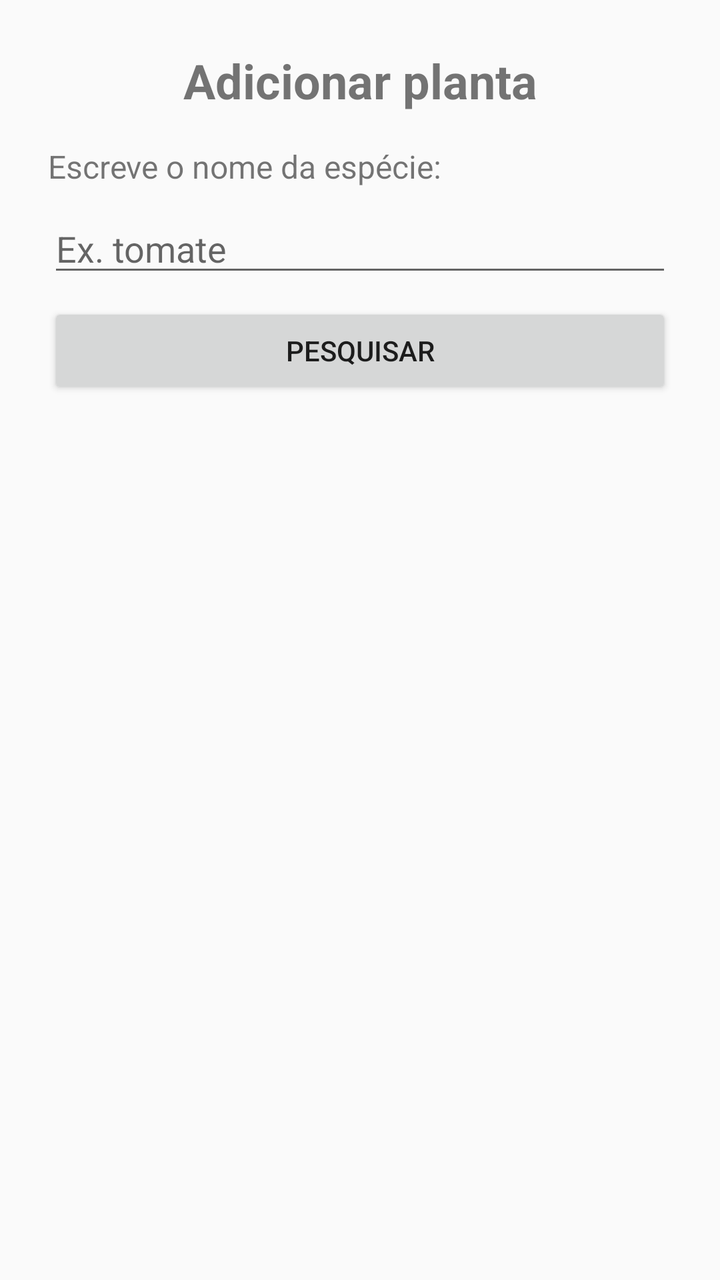
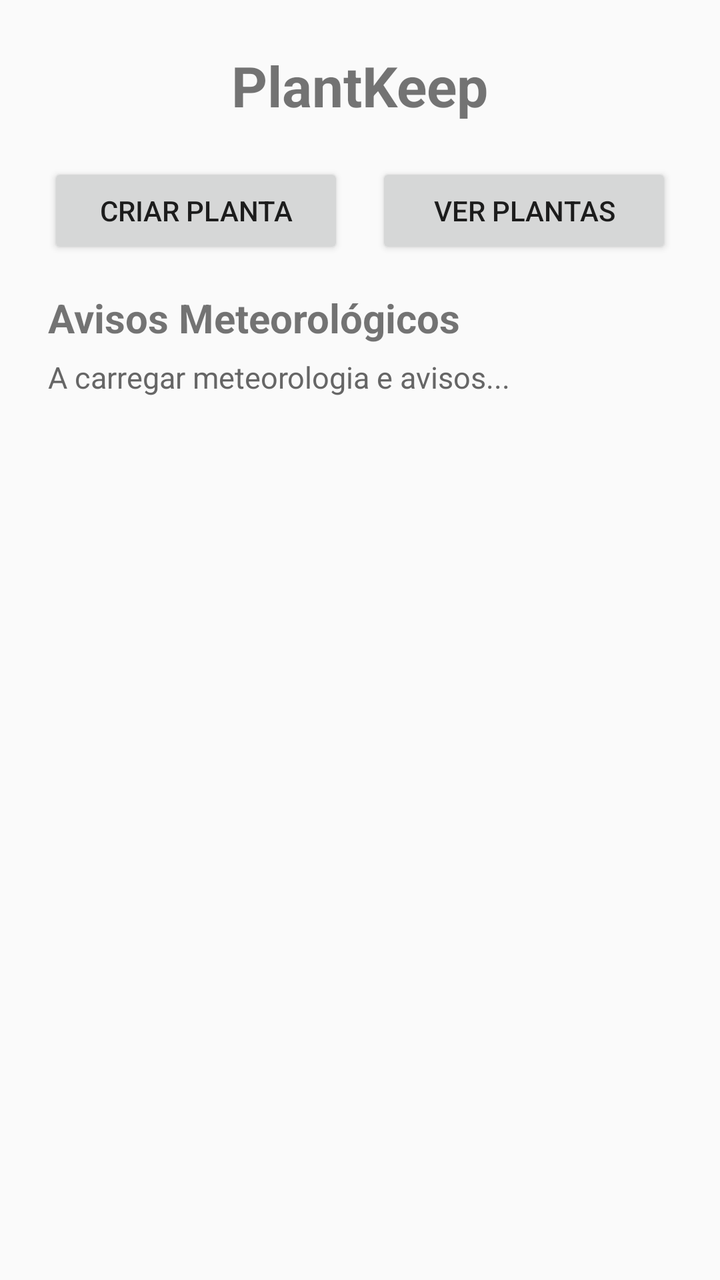

Screens rendered from an Android XML layout before and after an edit, with the pre-edit source and the edit as a unified diff.
<!-- AndroidManifest.xml: application theme Theme.ProjectDroid -->
<!-- res/layout/activity_main.xml -->
<?xml version="1.0" encoding="utf-8"?>
<LinearLayout xmlns:android="http://schemas.android.com/apk/res/android"
    android:layout_width="match_parent"
    android:layout_height="match_parent"
    android:orientation="vertical"
    android:padding="24dp">

    <TextView
        android:id="@+id/txt_titulo"
        android:layout_width="match_parent"
        android:layout_height="wrap_content"
        android:text="Adicionar planta"
        android:textSize="24sp"
        android:textStyle="bold"
        android:gravity="center_horizontal" />

    <TextView
        android:id="@+id/txt_hint"
        android:layout_width="match_parent"
        android:layout_height="wrap_content"
        android:layout_marginTop="16dp"
        android:text="Escreve o nome da espécie:"
        android:textSize="16sp" />

    <EditText
        android:id="@+id/edt_pesquisa"
        android:layout_width="match_parent"
        android:layout_height="wrap_content"
        android:layout_marginTop="8dp"
        android:hint="Ex. tomate"
        android:inputType="text" />

    <Button
        android:id="@+id/btn_pesquisar"
        android:layout_width="match_parent"
        android:layout_height="wrap_content"
        android:layout_marginTop="8dp"
        android:text="Pesquisar" />

    <TextView
        android:id="@+id/lbl_resultado"
        android:layout_width="match_parent"
        android:layout_height="wrap_content"
        android:layout_marginTop="24dp"
        android:text="Escolhe a espécie encontrada:"
        android:textSize="16sp"
        android:visibility="gone" />

    <ListView
        android:id="@+id/lv_resultados"
        android:layout_width="match_parent"
        android:layout_height="0dp"
        android:layout_weight="1"
        android:layout_marginTop="8dp"
        android:visibility="gone" />

    <TextView
        android:id="@+id/txt_escolhida"
        android:layout_width="match_parent"
        android:layout_height="wrap_content"
        android:layout_marginTop="24dp"
        android:textSize="16sp"
        android:visibility="gone" />

    <EditText
        android:id="@+id/edt_nome"
        android:layout_width="match_parent"
        android:layout_height="wrap_content"
        android:layout_marginTop="8dp"
        android:hint="Nome para identificares (ex. Tomatinho do vaso 1)"
        android:inputType="text"
        android:visibility="gone" />

    <Button
        android:id="@+id/btn_guardar"
        android:layout_width="match_parent"
        android:layout_height="wrap_content"
        android:layout_marginTop="8dp"
        android:text="Guardar planta"
        android:visibility="gone" />

</LinearLayout>
<!-- resources referenced by this layout -->
<resources>
  <style name="Theme.ProjectDroid" parent="Theme.AppCompat.Light.DarkActionBar">
      </style>
</resources>

<!-- the commit's change to res/layout/activity_main.xml (unified diff, before → after) -->
@@ -1,82 +1,65 @@
 <?xml version="1.0" encoding="utf-8"?>
-<LinearLayout xmlns:android="http://schemas.android.com/apk/res/android"
-    android:layout_width="match_parent"
-    android:layout_height="match_parent"
-    android:orientation="vertical"
-    android:padding="24dp">
+<LinearLayout
+        xmlns:android="http://schemas.android.com/apk/res/android"
+        android:layout_width="match_parent"
+        android:layout_height="match_parent"
+        android:orientation="vertical"
+        android:padding="24dp"
+        android:gravity="center_horizontal">
 
     <TextView
-        android:id="@+id/txt_titulo"
-        android:layout_width="match_parent"
-        android:layout_height="wrap_content"
-        android:text="Adicionar planta"
-        android:textSize="24sp"
-        android:textStyle="bold"
-        android:gravity="center_horizontal" />
+            android:layout_width="wrap_content"
+            android:layout_height="wrap_content"
+            android:text="@string/app_name"
+            android:textSize="28sp"
+            android:textStyle="bold"
+            android:layout_marginBottom="20dp" />
+
+    <LinearLayout
+            android:layout_width="match_parent"
+            android:layout_height="wrap_content"
+            android:orientation="horizontal">
+
+        <Button
+                android:id="@+id/btn_criar_planta"
+                android:layout_width="0dp"
+                android:layout_height="wrap_content"
+                android:layout_weight="1"
+                android:layout_marginEnd="8dp"
+                android:text="Criar Planta" />
+
+        <Button
+                android:id="@+id/btn_ver_plantas"
+                android:layout_width="0dp"
+                android:layout_height="wrap_content"
+                android:layout_weight="1"
+                android:layout_marginStart="8dp"
+                android:text="Ver Plantas" />
+    </LinearLayout>
+
+    
+    <TextView
+            android:layout_width="match_parent"
+            android:layout_height="wrap_content"
+            android:layout_marginTop="16dp"
+            android:text="Avisos Meteorológicos"
+            android:textSize="20sp"
+            android:textStyle="bold" />
 
     <TextView
-        android:id="@+id/txt_hint"
-        android:layout_width="match_parent"
-        android:layout_height="wrap_content"
-        android:layout_marginTop="16dp"
-        android:text="Escreve o nome da espécie:"
-        android:textSize="16sp" />
-
-    <EditText
-        android:id="@+id/edt_pesquisa"
-        android:layout_width="match_parent"
-        android:layout_height="wrap_content"
-        android:layout_marginTop="8dp"
-        android:hint="Ex. tomate"
-        android:inputType="text" />
-
-    <Button
-        android:id="@+id/btn_pesquisar"
-        android:layout_width="match_parent"
-        android:layout_height="wrap_content"
-        android:layout_marginTop="8dp"
-        android:text="Pesquisar" />
-
-    <TextView
-        android:id="@+id/lbl_resultado"
-        android:layout_width="match_parent"
-        android:layout_height="wrap_content"
-        android:layout_marginTop="24dp"
-        android:text="Escolhe a espécie encontrada:"
-        android:textSize="16sp"
-        android:visibility="gone" />
+            android:id="@+id/txt_estado_avisos"
+            android:layout_width="match_parent"
+            android:layout_height="wrap_content"
+            android:layout_marginTop="6dp"
+            android:text="A carregar meteorologia e avisos..."
+            android:textSize="15sp"
+            android:textColor="#666666" />
 
     <ListView
-        android:id="@+id/lv_resultados"
-        android:layout_width="match_parent"
-        android:layout_height="0dp"
-        android:layout_weight="1"
-        android:layout_marginTop="8dp"
-        android:visibility="gone" />
-
-    <TextView
-        android:id="@+id/txt_escolhida"
-        android:layout_width="match_parent"
-        android:layout_height="wrap_content"
-        android:layout_marginTop="24dp"
-        android:textSize="16sp"
-        android:visibility="gone" />
-
-    <EditText
-        android:id="@+id/edt_nome"
-        android:layout_width="match_parent"
-        android:layout_height="wrap_content"
-        android:layout_marginTop="8dp"
-        android:hint="Nome para identificares (ex. Tomatinho do vaso 1)"
-        android:inputType="text"
-        android:visibility="gone" />
-
-    <Button
-        android:id="@+id/btn_guardar"
-        android:layout_width="match_parent"
-        android:layout_height="wrap_content"
-        android:layout_marginTop="8dp"
-        android:text="Guardar planta"
-        android:visibility="gone" />
+            android:id="@+id/lv_avisos"
+            android:layout_width="match_parent"
+            android:layout_height="0dp"
+            android:layout_weight="1"
+            android:layout_marginTop="6dp" />
 
 </LinearLayout>
<!-- resource entries referenced after the edit -->
@@ -1,5 +1,6 @@
 <!-- resources referenced by this layout -->
 <resources>
+  <string name="app_name">PlantKeep</string>
   <style name="Theme.ProjectDroid" parent="Theme.AppCompat.Light.DarkActionBar">
       </style>
 </resources>
